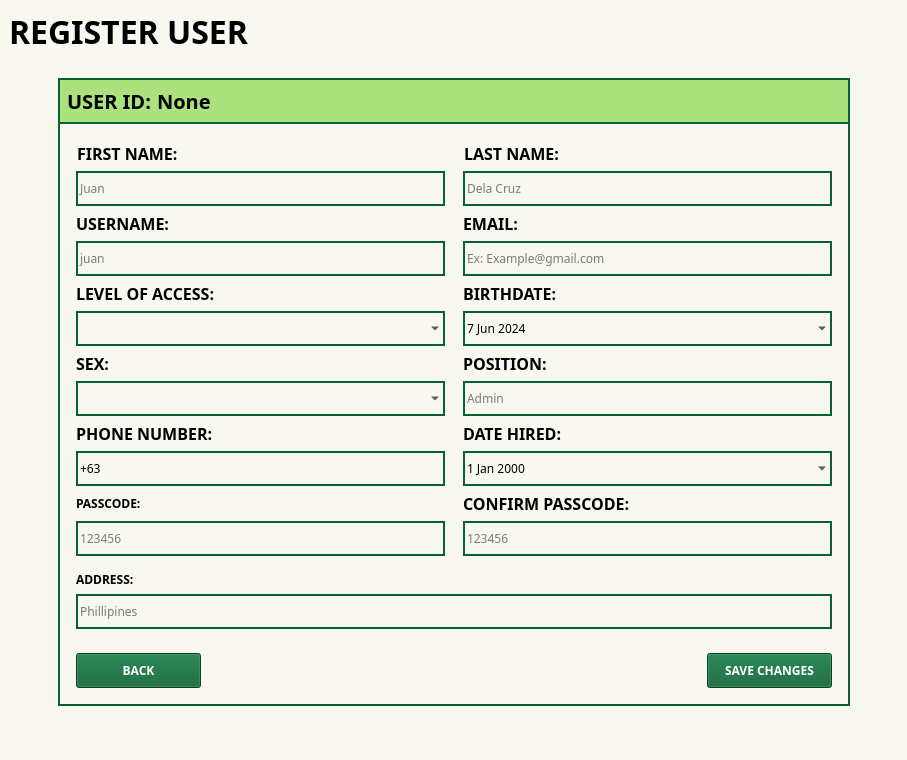
First picture: the form in Screens/MainMenuScreens/Registration/Registration_user.ui, repository Bideiro/Ranil_project_py, before the edit.
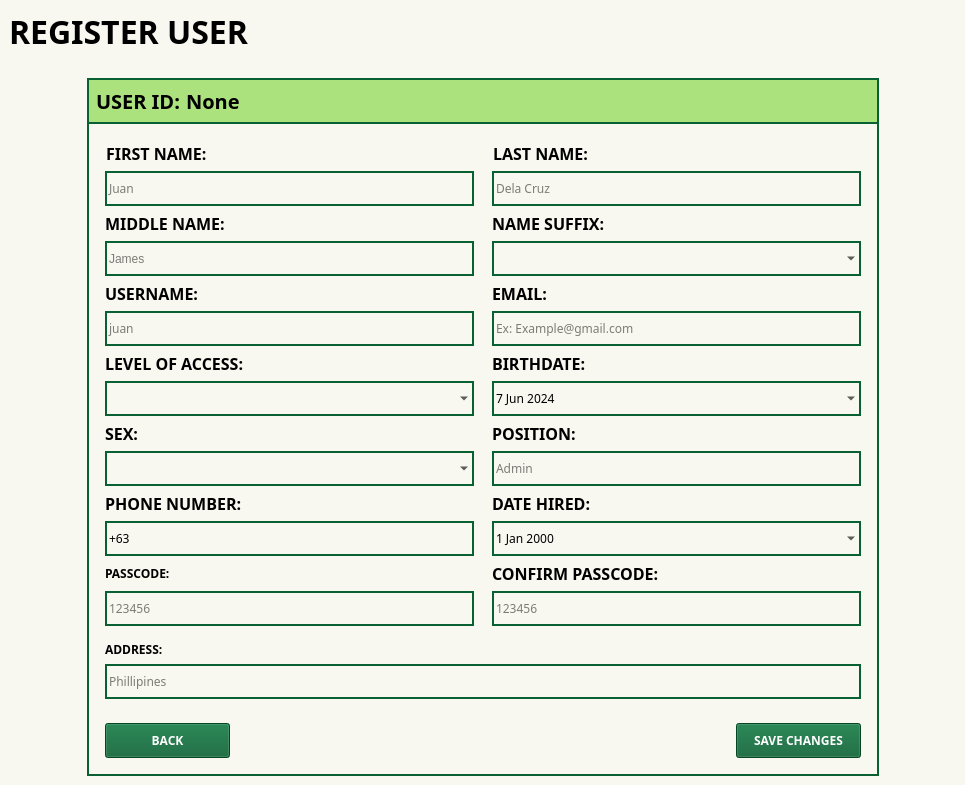
Second picture: the form after the edit.

Diff of the .ui file:
```diff
--- a/Screens/MainMenuScreens/Registration/Registration_user.ui
+++ b/Screens/MainMenuScreens/Registration/Registration_user.ui
@@ -6,8 +6,8 @@
    <rect>
     <x>0</x>
     <y>0</y>
-    <width>907</width>
-    <height>760</height>
+    <width>965</width>
+    <height>772</height>
    </rect>
   </property>
   <property name="font">
@@ -78,7 +78,6 @@
           <font>
            <family>DM Sans</family>
            <pointsize>24</pointsize>
-           <weight>87</weight>
            <italic>false</italic>
            <bold>true</bold>
           </font>
@@ -158,7 +157,6 @@
                 <font>
                  <family>DM Sans</family>
                  <pointsize>15</pointsize>
-                 <weight>75</weight>
                  <italic>false</italic>
                  <bold>true</bold>
                 </font>
@@ -177,7 +175,6 @@
                 <font>
                  <family>DM Sans</family>
                  <pointsize>15</pointsize>
-                 <weight>75</weight>
                  <bold>true</bold>
                 </font>
                </property>
@@ -227,7 +224,6 @@
                  <widget class="QWidget" name="widget_3" native="true">
                   <property name="font">
                    <font>
-                    <weight>75</weight>
                     <bold>true</bold>
                    </font>
                   </property>
@@ -247,7 +243,6 @@
                       <font>
                        <family>DM Sans</family>
                        <pointsize>12</pointsize>
-                       <weight>75</weight>
                        <italic>false</italic>
                        <bold>true</bold>
                       </font>
@@ -287,13 +282,45 @@
                      </property>
                     </widget>
                    </item>
+                   <item>
+                    <widget class="QLabel" name="label_17">
+                     <property name="font">
+                      <font>
+                       <family>DM Sans</family>
+                       <pointsize>12</pointsize>
+                       <bold>true</bold>
+                      </font>
+                     </property>
+                     <property name="text">
+                      <string>MIDDLE NAME:</string>
+                     </property>
+                    </widget>
+                   </item>
+                   <item>
+                    <widget class="QLineEdit" name="MName_LE">
+                     <property name="sizePolicy">
+                      <sizepolicy hsizetype="Minimum" vsizetype="Fixed">
+                       <horstretch>0</horstretch>
+                       <verstretch>0</verstretch>
+                      </sizepolicy>
+                     </property>
+                     <property name="minimumSize">
+                      <size>
+                       <width>25</width>
+                       <height>35</height>
+                      </size>
+                     </property>
+                     <property name="placeholderText">
+                      <string>James</string>
+                     </property>
+                    </widget>
+                   </item>
                    <item>
                     <widget class="QLabel" name="label_9">
                      <property name="font">
                       <font>
                        <family>DM Sans</family>
                        <pointsize>12</pointsize>
-                       <weight>75</weight>
                        <italic>false</italic>
                        <bold>true</bold>
                       </font>
@@ -333,7 +360,6 @@
                       <font>
                        <family>DM Sans</family>
                        <pointsize>12</pointsize>
-                       <weight>75</weight>
                        <italic>false</italic>
                        <bold>true</bold>
                       </font>
@@ -379,7 +405,6 @@
                       <font>
                        <family>DM Sans</family>
                        <pointsize>12</pointsize>
-                       <weight>75</weight>
                        <italic>false</italic>
                        <bold>true</bold>
                       </font>
@@ -419,7 +444,6 @@
                       <font>
                        <family>DM Sans</family>
                        <pointsize>12</pointsize>
-                       <weight>75</weight>
                        <italic>false</italic>
                        <bold>true</bold>
                       </font>
@@ -464,7 +488,6 @@
                      <property name="font">
                       <font>
                        <family>DM Sans</family>
-                       <weight>75</weight>
                        <bold>true</bold>
                       </font>
                      </property>
@@ -524,7 +547,6 @@
                       <font>
                        <family>DM Sans</family>
                        <pointsize>12</pointsize>
-                       <weight>75</weight>
                        <italic>false</italic>
                        <bold>true</bold>
                       </font>
@@ -564,13 +586,42 @@
                      </property>
                     </widget>
                    </item>
+                   <item>
+                    <widget class="QLabel" name="label_16">
+                     <property name="font">
+                      <font>
+                       <family>DM Sans</family>
+                       <pointsize>12</pointsize>
+                       <bold>true</bold>
+                      </font>
+                     </property>
+                     <property name="text">
+                      <string>NAME SUFFIX:</string>
+                     </property>
+                    </widget>
+                   </item>
+                   <item>
+                    <widget class="QComboBox" name="Suffix_CB">
+                     <property name="sizePolicy">
+                      <sizepolicy hsizetype="Minimum" vsizetype="Fixed">
+                       <horstretch>0</horstretch>
+                       <verstretch>0</verstretch>
+                      </sizepolicy>
+                     </property>
+                     <property name="minimumSize">
+                      <size>
+                       <width>25</width>
+                       <height>35</height>
+                      </size>
+                     </property>
+                    </widget>
+                   </item>
                    <item>
                     <widget class="QLabel" name="label_4">
                      <property name="font">
                       <font>
                        <family>DM Sans</family>
                        <pointsize>12</pointsize>
-                       <weight>75</weight>
                        <italic>false</italic>
                        <bold>true</bold>
                       </font>
@@ -613,7 +664,6 @@
                       <font>
                        <family>DM Sans</family>
                        <pointsize>12</pointsize>
-                       <weight>75</weight>
                        <italic>false</italic>
                        <bold>true</bold>
                       </font>
@@ -682,7 +732,6 @@
                       <font>
                        <family>DM Sans</family>
                        <pointsize>12</pointsize>
-                       <weight>75</weight>
                        <italic>false</italic>
                        <bold>true</bold>
                       </font>
@@ -725,7 +774,6 @@
                       <font>
                        <family>DM Sans</family>
                        <pointsize>12</pointsize>
-                       <weight>75</weight>
                        <italic>false</italic>
                        <bold>true</bold>
                       </font>
@@ -774,7 +822,6 @@
                       <font>
                        <family>DM Sans</family>
                        <pointsize>12</pointsize>
-                       <weight>75</weight>
                        <italic>false</italic>
                        <bold>true</bold>
                       </font>
@@ -834,7 +881,6 @@
                   <property name="font">
                    <font>
                     <family>DM Sans</family>
-                    <weight>75</weight>
                     <bold>true</bold>
                    </font>
                   </property>
@@ -887,7 +933,6 @@
                   <property name="font">
                    <font>
                     <family>DM Sans</family>
-                    <weight>75</weight>
                     <bold>true</bold>
                    </font>
                   </property>
@@ -920,7 +965,6 @@
                   <property name="font">
                    <font>
                     <family>DM Sans</family>
-                    <weight>75</weight>
                     <bold>true</bold>
                    </font>
                   </property>
```
Left out of the diff: 4 changed lines with no effect on the pictures.
